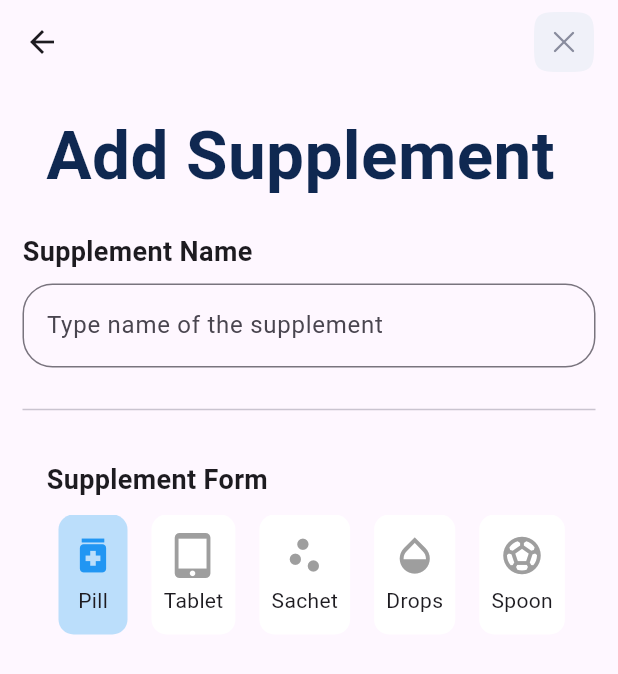
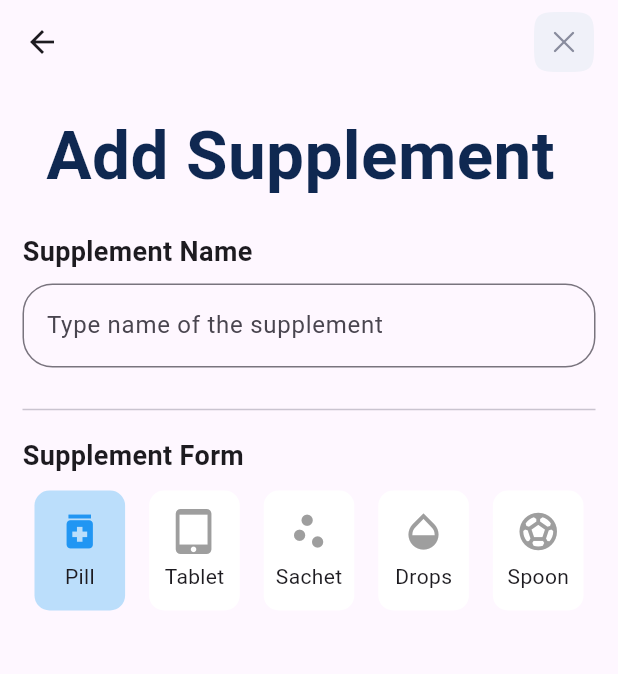
Before and after one commit to Alfraganus/one_look, a Flutter app: the SupplementMain screen opened by its route, on a phone screen of 412 x 824 dp. Shown: the top 674 px of the screen. Run offline on Flutter 3.47's test engine with Material 3 defaults, Android fonts, the phone set to English and light mode, and no system bars; our stand-ins replace get, hexcolor, percent_indicator.

Commit message:
homepage ready

```diff
--- a/lib/pages/home/add_sumpplement/supplemantary_form.dart
+++ b/lib/pages/home/add_sumpplement/supplemantary_form.dart
@@ -19,7 +19,7 @@ class _SupplementFormWidgetState extends State<SupplementFormWidget> {
   @override
   Widget build(BuildContext context) {
     return Padding(
-      padding: EdgeInsets.all(16),
+      padding: EdgeInsets.all(0),
       child: Column(
         crossAxisAlignment: CrossAxisAlignment.start,
         children: [
@@ -30,21 +30,21 @@ class _SupplementFormWidgetState extends State<SupplementFormWidget> {
           SizedBox(height: 10),
           Container(
             height: 80,
-            child: ListView.builder(
-                scrollDirection: Axis.horizontal,
-                itemCount: supplementForms.length,
-                itemBuilder: (context, index) {
-                  return GestureDetector(
+            child:Row(
+              mainAxisAlignment: MainAxisAlignment.spaceEvenly,
+              children: supplementForms.map((form) {
+                return Expanded(
+                  child: GestureDetector(
                     onTap: () {
                       setState(() {
-                        selectedForm = supplementForms[index]['label'];
+                        selectedForm = form['label'];
                       });
                     },
                     child: Container(
                       margin: EdgeInsets.symmetric(horizontal: 8),
-                      padding: EdgeInsets.all(8.0),
+                      // padding: EdgeInsets.all(8.0),
                       decoration: BoxDecoration(
-                        color: selectedForm == supplementForms[index]['label']
+                        color: selectedForm == form['label']
                             ? Colors.blue.shade100
                             : Colors.white,
                         borderRadius: BorderRadius.circular(10),
@@ -53,20 +53,21 @@ class _SupplementFormWidgetState extends State<SupplementFormWidget> {
                         mainAxisAlignment: MainAxisAlignment.center,
                         children: [
                           Icon(
-                            supplementForms[index]['icon'],
+                            form['icon'],
                             size: 30,
-                            color:
-                                selectedForm == supplementForms[index]['label']
-                                    ? Colors.blue
-                                    : Colors.grey,
+                            color: selectedForm == form['label']
+                                ? Colors.blue
+                                : Colors.grey,
                           ),
                           SizedBox(height: 5),
-                          Text(supplementForms[index]['label']),
+                          Text(form['label']),
                         ],
                       ),
                     ),
-                  );
-                }),
+                  ),
+                );
+              }).toList(),
+            ),
           )
         ],
       ),
```
